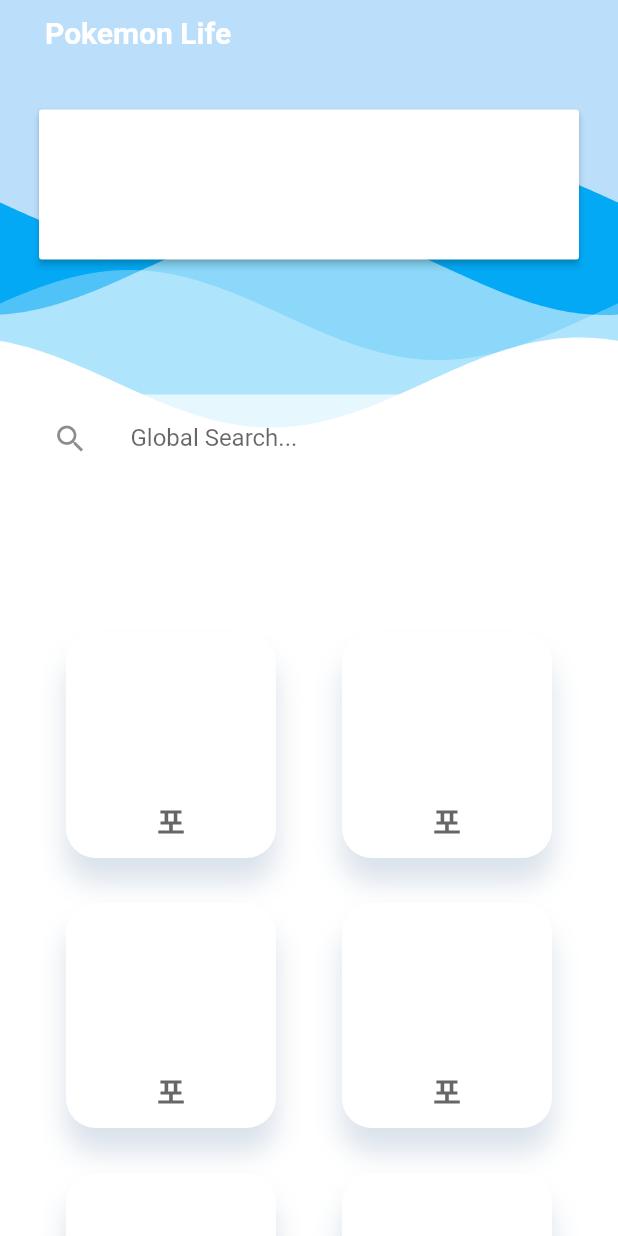
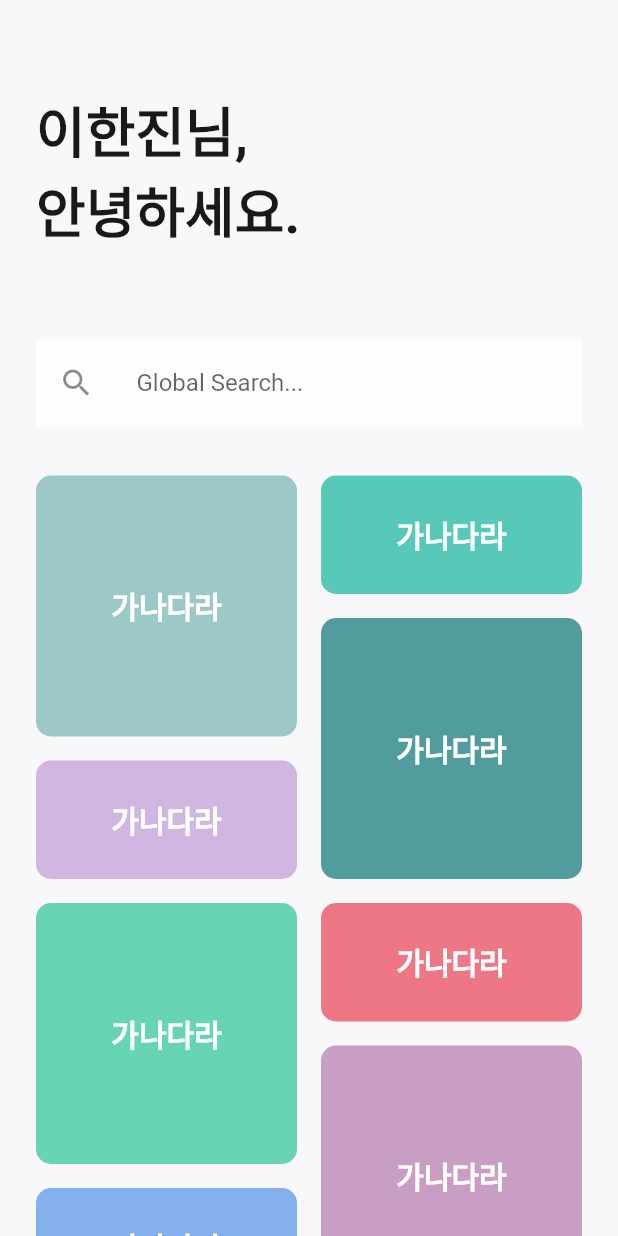
Before and after one commit to 1eehanjin/pokemonGuideApp, a Flutter app: the screen it shows after launch, on a phone screen of 412 x 824 dp. Run offline on Flutter 3.47's test engine with Material 2 defaults, Android fonts, the phone set to English and light mode, and no system bars; drawn by our look-alikes of wave; our stand-ins replace drop_shadow_image, get; Roboto replaces fonts that are missing (NotoSansCJKkr).

Commit message:
layout base staggeredGridView

```diff
--- a/lib/Components/Common/GlobalSearchBar.dart
+++ b/lib/Components/Common/GlobalSearchBar.dart
@@ -11,9 +11,7 @@
 class _GlobalSearchBarState extends State<GlobalSearchBar> {
   @override
   Widget build(BuildContext context) {
-    return Padding(
-      padding: const EdgeInsets.all(20),
-      child: Container(
+    return Container(
       color: Colors.white70,
       alignment: Alignment.center,
       child: Padding(
@@ -30,7 +28,6 @@
           ),
         ),
       ),
-      )
     );
   }
 }
--- a/lib/Theme/textStyles.dart
+++ b/lib/Theme/textStyles.dart
@@ -0,0 +1,11 @@
+import 'package:flutter/material.dart';
+
+TextStyle boldNotoSansCJKkr = TextStyle(
+    fontFamily: "NotoSansCJKkr",
+    fontWeight:FontWeight.w700,
+    letterSpacing: -0.5, // 0.025 * fontSize
+    fontSize: 20,
+    color: Color(0xFF767676)
+);
+
+TextStyle regularNotoSansCJKkr = TextStyle(fontFamily: "NotoSansCJKkr", fontWeight:FontWeight.w400);
--- a/lib/main.dart
+++ b/lib/main.dart
@@ -2,6 +2,8 @@
 import 'package:flutter/material.dart';
 import 'package:get/get.dart';
 import 'package:pokemon_guides_app/Pages/PokemonListView.dart';
+import 'package:pokemon_guides_app/Theme/textStyles.dart';
+import 'package:flutter_staggered_grid_view/flutter_staggered_grid_view.dart';
 import 'package:wave/config.dart';
 import 'package:wave/wave.dart';
 
@@ -26,66 +28,74 @@
 
   Widget build(BuildContext context) {
     return Scaffold(
-      backgroundColor: Colors.blue[100],
+      backgroundColor: Color(0xFFF8F8FA),
       body: SafeArea(
         bottom: false,
         child: ListView(
           children: <Widget>[
             Stack(
               children: [
-                WaveWidget(
-                  waveAmplitude: 20,
-                  config: CustomConfig(
-                    colors: [
-                      Colors.lightBlue,
-                      Colors.white54,
-                      Colors.white30,
-                      Colors.white
+                // WaveWidget(
+                //   waveAmplitude: 20,
+                //   config: CustomConfig(
+                //     colors: [
+                //       Colors.lightBlue,
+                //       Colors.white54,
+                //       Colors.white30,
+                //       Color(0xDDF8F8FA)
+                //     ],
+                //     durations: [35000, 19440, 10800, 6000],
+                //     heightPercentages: [0.12, 0.15, 0.17, 0.2],
+                //     blur: MaskFilter.blur(BlurStyle.solid, 10),
+                //
+                //   ),
+                //
+                //
+                //   size: Size(
+                //       double.infinity,
+                //       1000
+                //   ),
+                // ),
+                Padding(
+                  padding: const EdgeInsets.only(left: 24, right:24),
+                  child: Column(
+                    children: [
+                      SizedBox(height: 60),
+                      MainText(context),
+                      SizedBox(height: 60),
+                      GlobalSearchBar(),
+
+                      SizedBox(height: 32),
+                      Container(
+                        width: double.infinity,
+                        child: new StaggeredGridView.countBuilder(
+                          shrinkWrap: true,
+                          physics: NeverScrollableScrollPhysics(),
+                          crossAxisCount: 4,
+                          itemCount: 8,
+                          itemBuilder: (BuildContext context, int index) => new Container(
+                            decoration: BoxDecoration(
+                              borderRadius: BorderRadius.circular(10),
+                              color: colorList[index]
+                            ),
+
+                              child: SizedBox(height:400,
+                                child: new Center(
+                                  child: Text("가나다라", style:TextStyle(
+                                    fontSize: 20,
+                                      color:Colors.white, fontFamily: "NotoSansCJKkr", fontWeight: FontWeight.w700
+                                  )
+                                  ),
+                                ),
+                              )),
+                          staggeredTileBuilder: (int index) =>
+                          new StaggeredTile.count(2, index.isEven ? 2 : 1),
+                          mainAxisSpacing: 16.0,
+                          crossAxisSpacing: 16.0,
+                        )
+                      ),
                     ],
-                    durations: [35000, 19440, 10800, 6000],
-                    heightPercentages: [0.07, 0.1, 0.12, 0.15],
-                    blur: MaskFilter.blur(BlurStyle.solid, 10),
-
                   ),
-
-
-                  size: Size(
-                      double.infinity,
-                      1500
-                  ),
-                ),
-                Column(
-                  children: [
-                    SizedBox(height: 10),
-
-                    TitleText(context),
-
-                    SizedBox(height: 40),
-                    _mainCard(),
-                    SizedBox(height: 70),
-                    GlobalSearchBar(),
-
-                    SizedBox(height: 50),
-                    Container(
-                      width: double.infinity,
-                      child: Padding(
-                        padding: const EdgeInsets.all(20.0),
-                        child: Wrap(
-                          alignment: WrapAlignment.spaceEvenly,
-                          runSpacing: 10,spacing: 10,
-                          children: [
-                            _pageCard("imagePath", "name"),
-                            _pageCard("imagePath", "name"),
-                            _pageCard("imagePath", "name"),
-                            _pageCard("imagePath", "name"),
-                            _pageCard("imagePath", "name"),
-                            _pageCard("imagePath", "name"),
-                            _pageCard("imagePath", "name")
-                          ],
-                        ),
-                      ),
-                    ),
-                  ],
                 ),
 
               ],
@@ -102,11 +112,25 @@
   Widget TitleText(BuildContext context){
     return Container(
       width: MediaQuery.of(context).size.width,
-      margin: EdgeInsets.only(left: 30),
+
       alignment: Alignment.centerLeft,
       child: Text(
         "Pokemon Life", style: TextStyle(
-        fontSize: 20, fontWeight: FontWeight.bold,color:Colors.white
+        fontSize: 20, fontWeight: FontWeight.bold,color:Colors.blue
+      ),
+      ),
+    );
+  }
+
+  Widget MainText(BuildContext context){
+    return Container(
+      width: MediaQuery.of(context).size.width,
+
+      alignment: Alignment.centerLeft,
+      child: Text(
+        "이한진님,\n안녕하세요.", style: TextStyle(
+        fontFamily: "NotoSansCJKkr",
+          fontSize: 36, fontWeight: FontWeight.w700,color:Color(0xFF191919)
       ),
       ),
     );
@@ -114,20 +138,20 @@
 
   Widget _pageCard(String imagePath, String name){
         return MaterialButton(
-          padding: EdgeInsets.all(10),
+          padding: EdgeInsets.all(0),
           child: Container(
             decoration: BoxDecoration(
               borderRadius: BorderRadius.circular(20),
               color: Colors.white,
-              boxShadow: [
-                BoxShadow(
-                  color: Color(0x447090B0),
-                  offset: Offset(0, 16),
-                  blurRadius: 16
-                )
-              ]
+              // boxShadow: [
+              //   BoxShadow(
+              //     color: Color(0x447090B0),
+              //     offset: Offset(0, 16),
+              //     blurRadius: 16
+              //   )
+              // ]
             ),
-            width: 140,height: 150,
+            //width: 200,height: 200,
             child: Stack(
               alignment: Alignment.bottomCenter,
               children: [
@@ -140,7 +164,7 @@
                 ),
                  Positioned(
                    bottom:10,
-                     child: Text("포", style: TextStyle(fontSize: 20,fontWeight: FontWeight.bold, color: Color(0xFF666666), fontFamily: "NotoSans"),))
+                    child: Text("가나", style: boldNotoSansCJKkr,))
               ],
             )
           ),
@@ -150,16 +174,7 @@
     );
   }
 
-  Widget _mainCard(){
-    return MaterialButton(
+  List<Color> colorList = [Color(0xFF9DC8C8),Color(0xFF58C9B9), Color(0xFF519D9E), Color(0xFFD1B6E1),
+    Color(0xFF67D5B5),Color(0xFFEE7785), Color(0xFFC89EC4), Color(0xFF84B1ED),];
 
-      color:Colors.white,
-      padding: EdgeInsets.all(30),
-      child: Container(
-        width: 300,height: 40,
-      ),
-      onPressed: (){
-      },
-    );
-  }
 }
```
Also changed, not shown: pubspec.yaml (+17 -1 lines), pubspec.lock, 7 other files. Lines whose indentation alone changed are shown as unchanged.
